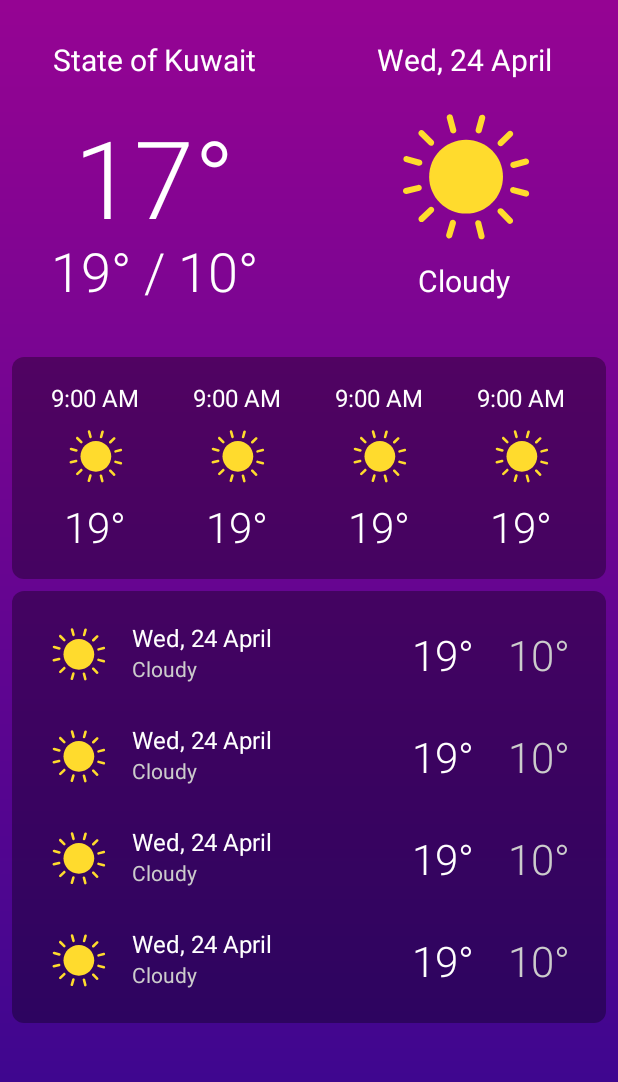
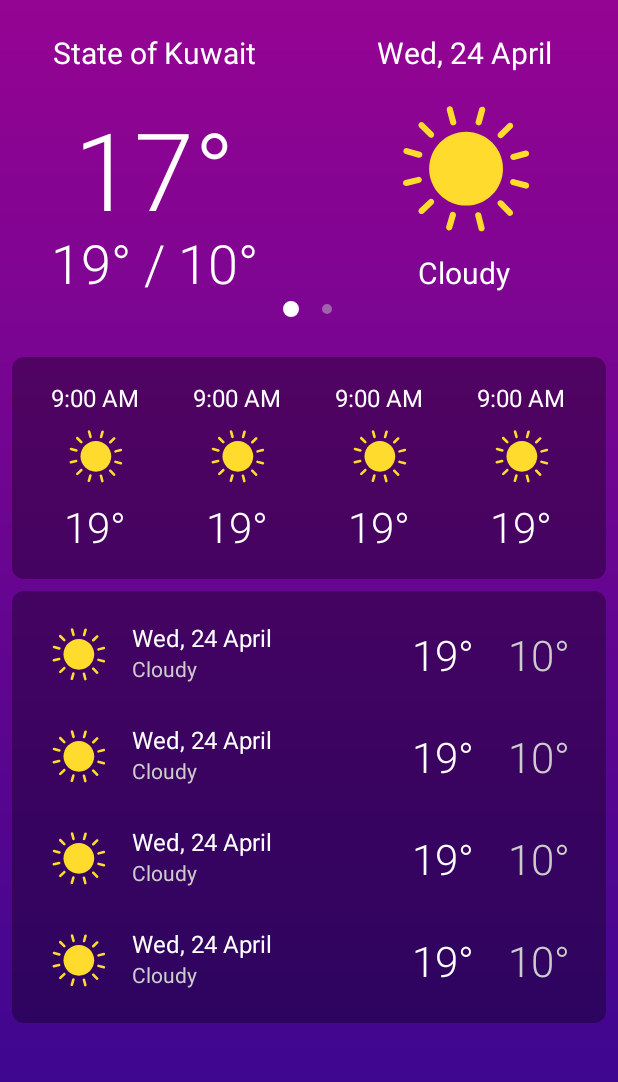
Before and after one commit to barmej/android-degree-c07-weather-forecasts, an Android app: the screen it shows after launch (MainActivity), on a phone screen of 412 x 824 dp, the part 69-1151 px from its top. Run offline under Robolectric (Android 15) with nearby library versions, the phone set to English and light mode, and no system bars.

Commit message:
Add ViewPager with TabLayout to allow navigation between header fragments

```diff
--- a/app/build.gradle
+++ b/app/build.gradle
@@ -22,7 +22,7 @@ dependencies {
     implementation fileTree(dir: 'libs', include: ['*.jar'])
     implementation 'androidx.appcompat:appcompat:1.0.2'
     implementation 'androidx.constraintlayout:constraintlayout:1.1.3'
-    implementation 'androidx.recyclerview:recyclerview:1.0.0'
+    implementation 'com.google.android.material:material:1.0.0'
     testImplementation 'junit:junit:4.12'
     androidTestImplementation 'androidx.test.ext:junit:1.1.0'
     androidTestImplementation 'androidx.test.espresso:espresso-core:3.1.1'
--- a/app/src/main/java/com/barmej/weatherforecasts/MainActivity.java
+++ b/app/src/main/java/com/barmej/weatherforecasts/MainActivity.java
@@ -2,19 +2,24 @@ package com.barmej.weatherforecasts;
 
 import android.os.Bundle;
 import android.view.View;
+import android.view.ViewGroup;
 
+import androidx.annotation.NonNull;
 import androidx.appcompat.app.AppCompatActivity;
 import androidx.fragment.app.Fragment;
 import androidx.fragment.app.FragmentManager;
+import androidx.fragment.app.FragmentPagerAdapter;
 import androidx.fragment.app.FragmentTransaction;
 import androidx.recyclerview.widget.LinearLayoutManager;
 import androidx.recyclerview.widget.RecyclerView;
+import androidx.viewpager.widget.ViewPager;
 
 import com.barmej.weatherforecasts.adapters.DaysForecastAdapter;
 import com.barmej.weatherforecasts.adapters.HoursForecastAdapter;
 import com.barmej.weatherforecasts.entity.Forecast;
 import com.barmej.weatherforecasts.fragments.PrimaryWeatherInfoFragment;
 import com.barmej.weatherforecasts.fragments.SecondaryWeatherInfoFragment;
+import com.google.android.material.tabs.TabLayout;
 
 import java.util.ArrayList;
 import java.util.List;
@@ -25,6 +30,8 @@ import java.util.List;
 public class MainActivity extends AppCompatActivity {
 
     private FragmentManager mFragmentManager;
+    private HeaderFragmentAdapter mHeaderFragmentAdapter;
+    private ViewPager mViewPager;
 
     private HoursForecastAdapter mHoursForecastAdapter;
     private DaysForecastAdapter mDaysForecastsAdapter;
@@ -32,49 +39,24 @@ public class MainActivity extends AppCompatActivity {
     private RecyclerView mHoursForecastsRecyclerView;
     private RecyclerView mDaysForecastRecyclerView;
 
-    private boolean mFlip = true;
-
     @Override
     protected void onCreate(Bundle savedInstanceState) {
         super.onCreate(savedInstanceState);
         setContentView(R.layout.activity_main);
 
-        // Create a new instance from PrimaryWeatherInfoFragment fragment
-        final PrimaryWeatherInfoFragment primaryWeatherInfoFragment = new PrimaryWeatherInfoFragment();
-
-        // Create a new instance from SecondaryWeatherInfoFragment fragment
-        final SecondaryWeatherInfoFragment secondaryWeatherInfoFragment = new SecondaryWeatherInfoFragment();
-
         // Get an instance of FragmentManager and assign it to mFragmentManager variable
         mFragmentManager = getSupportFragmentManager();
 
-        // Get instance of FragmentTransaction
-        FragmentTransaction fragmentTransaction = mFragmentManager.beginTransaction();
+        // Create ViewPager instance
+        mViewPager = findViewById(R.id.pager);
 
-        // Add the fragment into the layout by adding it in the FrameLayout with id header
-        fragmentTransaction.add(R.id.header, primaryWeatherInfoFragment);
+        // Create and attach HeaderFragmentAdapter to the ViewPager
+        mHeaderFragmentAdapter = new HeaderFragmentAdapter(mFragmentManager);
+        mViewPager.setAdapter(mHeaderFragmentAdapter);
 
-        // Commit the changes
-        fragmentTransaction.commit();
-
-        // Add OnClickListener to the header FrameLayout to swap between PrimaryWeatherInfoFragment
-        // and SecondaryWeatherInfoFragment
-        findViewById(R.id.header).setOnClickListener(new View.OnClickListener() {
-            @Override
-            public void onClick(View v) {
-                Fragment fragment;
-                if (mFlip) {
-                    fragment = secondaryWeatherInfoFragment;
-                } else {
-                    fragment = primaryWeatherInfoFragment;
-                }
-                mFlip = !mFlip;
-                mFragmentManager.beginTransaction()
-                        .setCustomAnimations(R.animator.slide_in_left, R.animator.slide_out_left)
-                        .replace(R.id.header, fragment)
-                        .commit();
-            }
-        });
+        // Setup the TableLayout with the ViewPager
+        TabLayout tabLayout = findViewById(R.id.indicator);
+        tabLayout.setupWithViewPager(mViewPager, true);
 
         // Create new HoursForecastAdapter and set it to RecyclerView
         mHoursForecastAdapter = new HoursForecastAdapter(this);
@@ -110,5 +92,40 @@ public class MainActivity extends AppCompatActivity {
 
     }
 
+    class HeaderFragmentAdapter extends FragmentPagerAdapter {
+
+        private List<Fragment> fragments;
+
+        HeaderFragmentAdapter(FragmentManager fm) {
+            super(fm);
+            this.fragments = new ArrayList<>();
+        }
+
+        @Override
+        public int getCount() {
+            return 2;
+        }
+
+        @Override
+        public Fragment getItem(int i) {
+            switch (i) {
+                case 0:
+                    return new PrimaryWeatherInfoFragment();
+                case 1:
+                    return new SecondaryWeatherInfoFragment();
+            }
+            return null;
+        }
+
+        @Override
+        public @NonNull Object instantiateItem(@NonNull ViewGroup container, int position) {
+             // Update the array list to refer to the instantiated fragments
+            Fragment fragment = (Fragment) super.instantiateItem(container, position);
+            fragments.add(position,fragment);
+            return fragment;
+        }
+
+    }
+
 
 }
--- a/app/src/main/res/animator/slide_in_left.xml
+++ /dev/null
@@ -1,7 +0,0 @@
-<?xml version="1.0" encoding="utf-8"?>
-<objectAnimator xmlns:android="http://schemas.android.com/apk/res/android"
-    android:duration="500"
-    android:propertyName="x"
-    android:valueFrom="-1920"
-    android:valueTo="0"
-    android:valueType="floatType" />
--- a/app/src/main/res/animator/slide_out_left.xml
+++ /dev/null
@@ -1,7 +0,0 @@
-<?xml version="1.0" encoding="utf-8"?>
-<objectAnimator xmlns:android="http://schemas.android.com/apk/res/android"
-    android:duration="500"
-    android:propertyName="x"
-    android:valueFrom="0"
-    android:valueTo="-1920"
-    android:valueType="floatType" />
--- /dev/null
+++ b/app/src/main/res/drawable/pager_indicator_default.xml
@@ -0,0 +1,8 @@
+<?xml version="1.0" encoding="utf-8"?>
+<shape xmlns:android="http://schemas.android.com/apk/res/android"
+    android:innerRadius="0dp"
+    android:shape="ring"
+    android:thickness="3dp"
+    android:useLevel="false">
+    <solid android:color="@color/indicator_default" />
+</shape>
--- /dev/null
+++ b/app/src/main/res/drawable/pager_indicator_selected.xml
@@ -0,0 +1,8 @@
+<?xml version="1.0" encoding="utf-8"?>
+<shape xmlns:android="http://schemas.android.com/apk/res/android"
+    android:innerRadius="0dp"
+    android:shape="ring"
+    android:thickness="5dp"
+    android:useLevel="false">
+    <solid android:color="@color/indicator_selected" />
+</shape>
--- /dev/null
+++ b/app/src/main/res/drawable/selector_pager_indicator.xml
@@ -0,0 +1,5 @@
+<?xml version="1.0" encoding="utf-8"?>
+<selector xmlns:android="http://schemas.android.com/apk/res/android">
+    <item android:drawable="@drawable/pager_indicator_selected" android:state_selected="true" />
+    <item android:drawable="@drawable/pager_indicator_default" />
+</selector>
--- a/app/src/main/res/layout/activity_main.xml
+++ b/app/src/main/res/layout/activity_main.xml
@@ -7,6 +7,7 @@
     xmlns:tools="http://schemas.android.com/tools"
     android:layout_width="match_parent"
     android:layout_height="match_parent"
+    xmlns:app="http://schemas.android.com/apk/res-auto"
     android:animateLayoutChanges="true"
     android:scrollbars="none"
     tools:background="@drawable/shape_main_evening_background"
@@ -22,6 +23,23 @@
             android:layout_width="match_parent"
             android:layout_height="220dp">
 
+            <!-- ViewPager that allow the navigate between fragments by swipe left and right -->
+            <androidx.viewpager.widget.ViewPager
+                android:id="@+id/pager"
+                android:layout_width="match_parent"
+                android:layout_height="match_parent"
+                android:layout_marginBottom="16dp" />
+
+            <!-- TabLayout to show indicator of the current selected page in the ViewPager -->
+            <com.google.android.material.tabs.TabLayout
+                android:id="@+id/indicator"
+                android:layout_width="match_parent"
+                android:layout_height="16dp"
+                android:layout_gravity="center|bottom"
+                android:layout_marginBottom="16dp"
+                app:tabBackground="@drawable/selector_pager_indicator"
+                app:tabGravity="center"
+                app:tabIndicatorHeight="0dp" />
 
         </FrameLayout>
 
--- a/app/src/main/res/values/colors.xml
+++ b/app/src/main/res/values/colors.xml
@@ -13,4 +13,9 @@
     <!-- Forecast's lists rounded shape color -->
     <color name="background_transparent_black">#55000000</color>
 
+    <!-- ViewPager indicator colors -->
+    <color name="indicator_selected">#FFFFFFFF</color>
+    <color name="indicator_default">#77CCCCCC</color>
+
+
 </resources>
```
